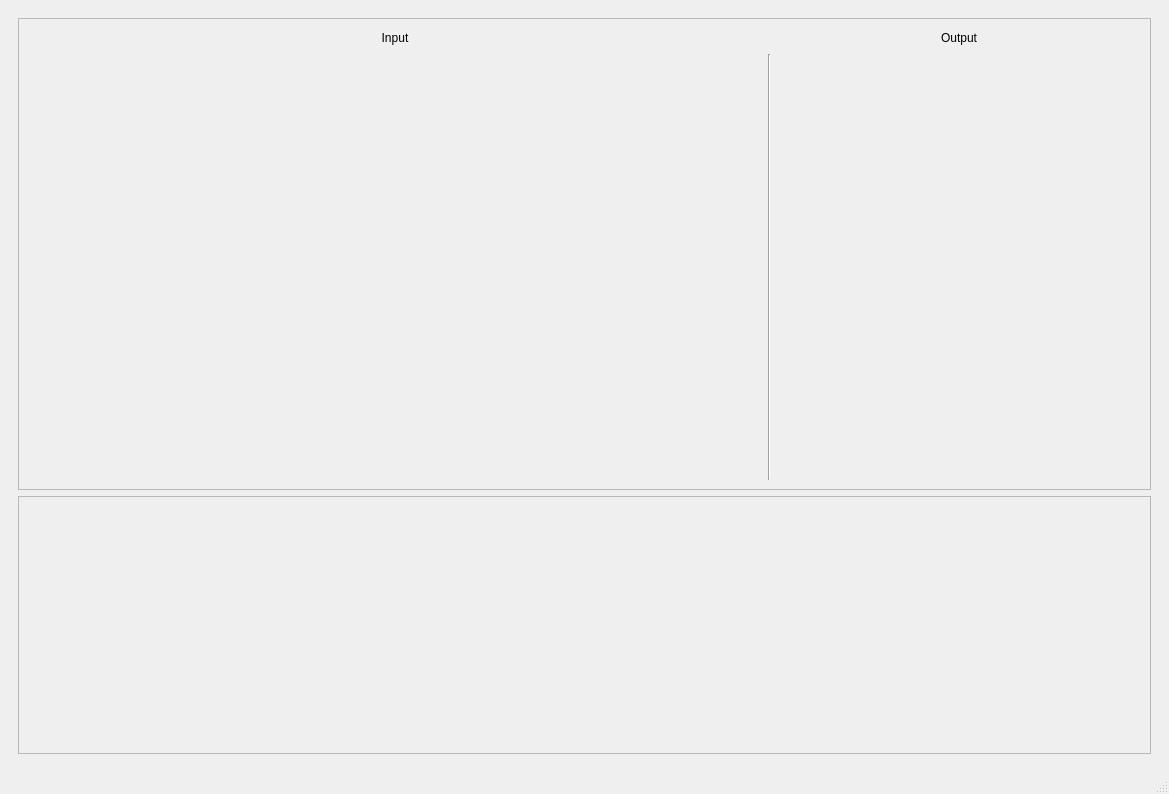
This is UI/main_window.ui in Ibrahim-Fateen/Image-Mixer as Qt 5 draws it before an edit. The edited form follows.
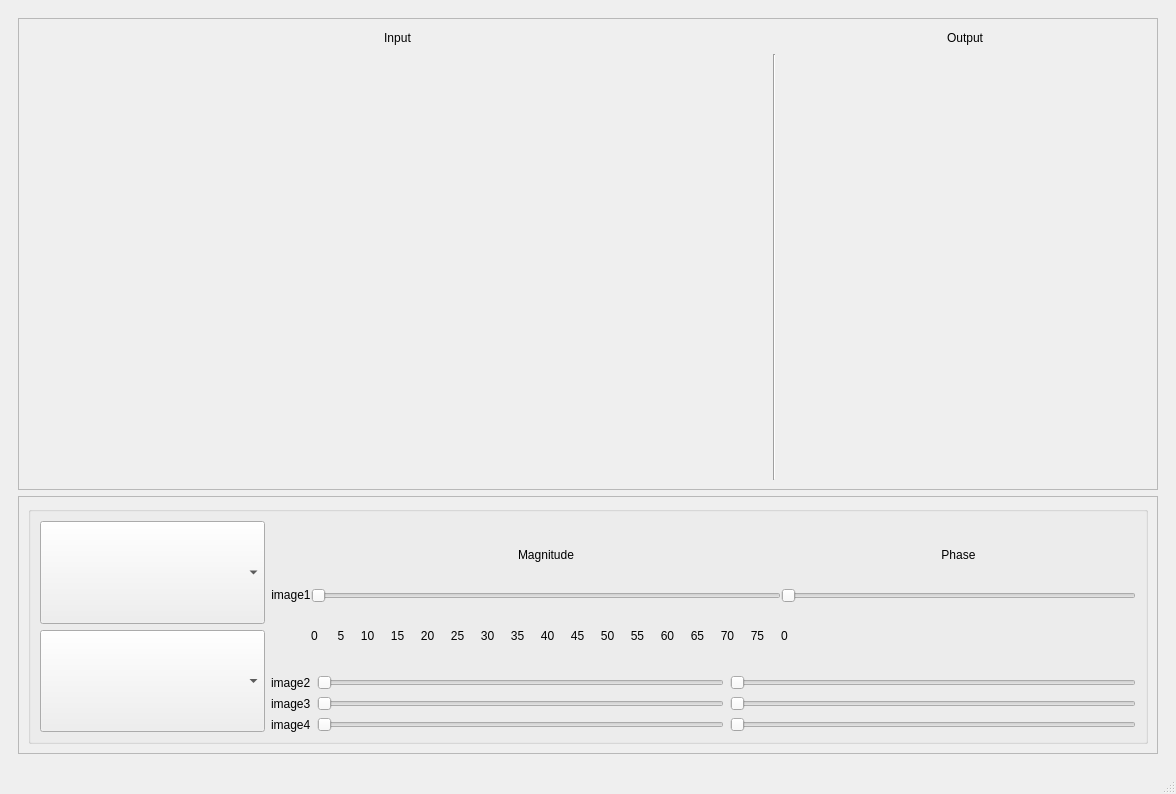
This is the edited form. Icons and pictures are not drawn.

Commit message: mixer design 1

Patch:
```diff
--- a/UI/main_window.ui
+++ b/UI/main_window.ui
@@ -6,7 +6,7 @@
    <rect>
     <x>0</x>
     <y>0</y>
-    <width>1169</width>
+    <width>1176</width>
     <height>794</height>
    </rect>
   </property>
@@ -2151,6 +2151,12 @@
       <layout class="QVBoxLayout" name="verticalLayout_3">
        <item>
         <widget class="QFrame" name="imageFrame">
+         <property name="sizePolicy">
+          <sizepolicy hsizetype="Preferred" vsizetype="Preferred">
+           <horstretch>0</horstretch>
+           <verstretch>0</verstretch>
+          </sizepolicy>
+         </property>
          <property name="frameShape">
           <enum>QFrame::Shape::StyledPanel</enum>
          </property>
@@ -2247,7 +2253,235 @@
          <property name="frameShadow">
           <enum>QFrame::Shadow::Raised</enum>
          </property>
-         <layout class="QHBoxLayout" name="horizontalLayout"/>
+         <layout class="QHBoxLayout" name="mixerLayout">
+          <item>
+           <widget class="QGroupBox" name="groupBox">
+            <property name="title">
+             <string/>
+            </property>
+            <layout class="QHBoxLayout" name="horizontalLayout">
+             <item>
+              <layout class="QVBoxLayout" name="ComboBoxSpace" stretch="0,0">
+               <item alignment="">
+                <widget class="QComboBox" name="compsSelectionComboBox">
+                 <property name="sizePolicy">
+                  <sizepolicy hsizetype="Preferred" vsizetype="Preferred">
+                   <horstretch>0</horstretch>
+                   <verstretch>1</verstretch>
+                  </sizepolicy>
+                 </property>
+                 <property name="placeholderText">
+                  <string>Select Mixing Components</string>
+                 </property>
+                 <item>
+                  <property name="text">
+                   <string>Signal View : Magnitude and Phase</string>
+                  </property>
+                 </item>
+                 <item>
+                  <property name="text">
+                   <string>Complex View : Real and Imaginary</string>
+                  </property>
+                 </item>
+                </widget>
+               </item>
+               <item alignment="">
+                <widget class="QComboBox" name="outputSelectionComboBox">
+                 <property name="sizePolicy">
+                  <sizepolicy hsizetype="Preferred" vsizetype="Preferred">
+                   <horstretch>0</horstretch>
+                   <verstretch>1</verstretch>
+                  </sizepolicy>
+                 </property>
+                 <property name="placeholderText">
+                  <string>Select Output View Port</string>
+                 </property>
+                 <item>
+                  <property name="text">
+                   <string>Output View Port 1</string>
+                  </property>
+                 </item>
+                 <item>
+                  <property name="text">
+                   <string>Output View Port 2</string>
+                  </property>
+                 </item>
+                </widget>
+               </item>
+              </layout>
+             </item>
+             <item>
+              <layout class="QVBoxLayout" name="slidersSpace" stretch="0,0,0,0">
+               <item>
+                <layout class="QHBoxLayout" name="image1SlidersLayout" stretch="0,0,0">
+                 <property name="spacing">
+                  <number>0</number>
+                 </property>
+                 <item>
+                  <layout class="QVBoxLayout" name="image1SlidersLabelLayout">
+                   <item>
+                    <widget class="QLabel" name="image1SlidersLabel">
+                     <property name="text">
+                      <string>image1</string>
+                     </property>
+                     <property name="alignment">
+                      <set>Qt::AlignmentFlag::AlignCenter</set>
+                     </property>
+                    </widget>
+                   </item>
+                  </layout>
+                 </item>
+                 <item>
+                  <layout class="QVBoxLayout" name="image1LeftSLiderLayout">
+                   <item>
+                    <widget class="QLabel" name="imageLeftSliderLabel">
+                     <property name="text">
+                      <string>Magnitude</string>
+                     </property>
+                     <property name="alignment">
+                      <set>Qt::AlignmentFlag::AlignCenter</set>
+                     </property>
+                    </widget>
+                   </item>
+                   <item>
+                    <widget class="QSlider" name="horizontalSlider">
+                     <property name="orientation">
+                      <enum>Qt::Orientation::Horizontal</enum>
+                     </property>
+                    </widget>
+                   </item>
+                   <item>
+                    <widget class="QLabel" name="image1LeftSliderAxis">
+                     <property name="text">
+                      <string>0      5     10     15     20     25     30     35     40     45     50     55     60     65     70     75     </string>
+                     </property>
+                     <property name="alignment">
+                      <set>Qt::AlignmentFlag::AlignLeading|Qt::AlignmentFlag::AlignLeft|Qt::AlignmentFlag::AlignVCenter</set>
+                     </property>
+                    </widget>
+                   </item>
+                  </layout>
+                 </item>
+                 <item>
+                  <layout class="QVBoxLayout" name="image1RightSliderLayout">
+                   <item>
+                    <widget class="QLabel" name="image1RightSliderLabel">
+                     <property name="text">
+                      <string>Phase</string>
+                     </property>
+                     <property name="alignment">
+                      <set>Qt::AlignmentFlag::AlignCenter</set>
+                     </property>
+                    </widget>
+                   </item>
+                   <item>
+                    <widget class="QSlider" name="horizontalSlider_2">
+                     <property name="orientation">
+                      <enum>Qt::Orientation::Horizontal</enum>
+                     </property>
+                    </widget>
+                   </item>
+                   <item>
+                    <widget class="QLabel" name="label_4">
+                     <property name="text">
+                      <string>0</string>
+                     </property>
+                    </widget>
+                   </item>
+                  </layout>
+                 </item>
+                </layout>
+               </item>
+               <item>
+                <layout class="QHBoxLayout" name="image2SlidersLayout">
+                 <item>
+                  <widget class="QLabel" name="image2Sliderslabel">
+                   <property name="text">
+                    <string>image2</string>
+                   </property>
+                   <property name="alignment">
+                    <set>Qt::AlignmentFlag::AlignJustify|Qt::AlignmentFlag::AlignVCenter</set>
+                   </property>
+                  </widget>
+                 </item>
+                 <item>
+                  <widget class="QSlider" name="horizontalSlider_4">
+                   <property name="orientation">
+                    <enum>Qt::Orientation::Horizontal</enum>
+                   </property>
+                  </widget>
+                 </item>
+                 <item>
+                  <widget class="QSlider" name="horizontalSlider_3">
+                   <property name="orientation">
+                    <enum>Qt::Orientation::Horizontal</enum>
+                   </property>
+                  </widget>
+                 </item>
+                </layout>
+               </item>
+               <item>
+                <layout class="QHBoxLayout" name="image3SlidersLayout">
+                 <item>
+                  <widget class="QLabel" name="image3SlidersLabel">
+                   <property name="text">
+                    <string>image3</string>
+                   </property>
+                   <property name="alignment">
+                    <set>Qt::AlignmentFlag::AlignJustify|Qt::AlignmentFlag::AlignVCenter</set>
+                   </property>
+                  </widget>
+                 </item>
+                 <item>
+                  <widget class="QSlider" name="horizontalSlider_6">
+                   <property name="orientation">
+                    <enum>Qt::Orientation::Horizontal</enum>
+                   </property>
+                  </widget>
+                 </item>
+                 <item>
+                  <widget class="QSlider" name="horizontalSlider_5">
+                   <property name="orientation">
+                    <enum>Qt::Orientation::Horizontal</enum>
+                   </property>
+                  </widget>
+                 </item>
+                </layout>
+               </item>
+               <item>
+                <layout class="QHBoxLayout" name="image4SlidersLayout">
+                 <item>
+                  <widget class="QLabel" name="image4SlidersLabel">
+                   <property name="text">
+                    <string>image4</string>
+                   </property>
+                   <property name="alignment">
+                    <set>Qt::AlignmentFlag::AlignJustify|Qt::AlignmentFlag::AlignVCenter</set>
+                   </property>
+                  </widget>
+                 </item>
+                 <item>
+                  <widget class="QSlider" name="horizontalSlider_8">
+                   <property name="orientation">
+                    <enum>Qt::Orientation::Horizontal</enum>
+                   </property>
+                  </widget>
+                 </item>
+                 <item>
+                  <widget class="QSlider" name="horizontalSlider_7">
+                   <property name="orientation">
+                    <enum>Qt::Orientation::Horizontal</enum>
+                   </property>
+                  </widget>
+                 </item>
+                </layout>
+               </item>
+              </layout>
+             </item>
+            </layout>
+           </widget>
+          </item>
+         </layout>
         </widget>
        </item>
       </layout>
```
Left out of the diff: 2 changed lines with no effect on the pictures. The commit also changes 1 other file.
